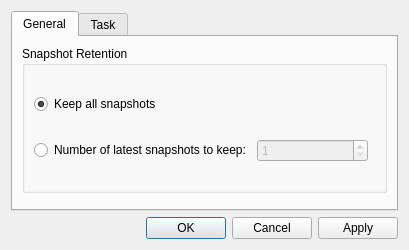
The window that packy/ui/options_dialog.ui (mnchapel/packy) describes before a commit, drawn with Qt 5.
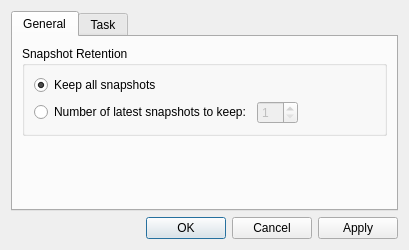
The same window after the commit. The open tabs and pages were chosen to show the change.

Commit message: Rewrite app settings and options dialog

Diff of the .ui file:
```diff
--- a/packy/ui/options_dialog.ui
+++ b/packy/ui/options_dialog.ui
@@ -85,6 +85,12 @@
               <property name="orientation">
                <enum>Qt::Orientation::Horizontal</enum>
               </property>
+              <property name="sizeHint" stdset="0">
+               <size>
+                <width>0</width>
+                <height>0</height>
+               </size>
+              </property>
              </spacer>
             </item>
            </layout>
@@ -97,6 +103,12 @@
          <property name="orientation">
           <enum>Qt::Orientation::Vertical</enum>
          </property>
+         <property name="sizeHint" stdset="0">
+          <size>
+           <width>0</width>
+           <height>0</height>
+          </size>
+         </property>
         </spacer>
        </item>
       </layout>
```
Left out of the diff: 95 changed lines with no effect on the pictures. The commit also changes 13 other files.
